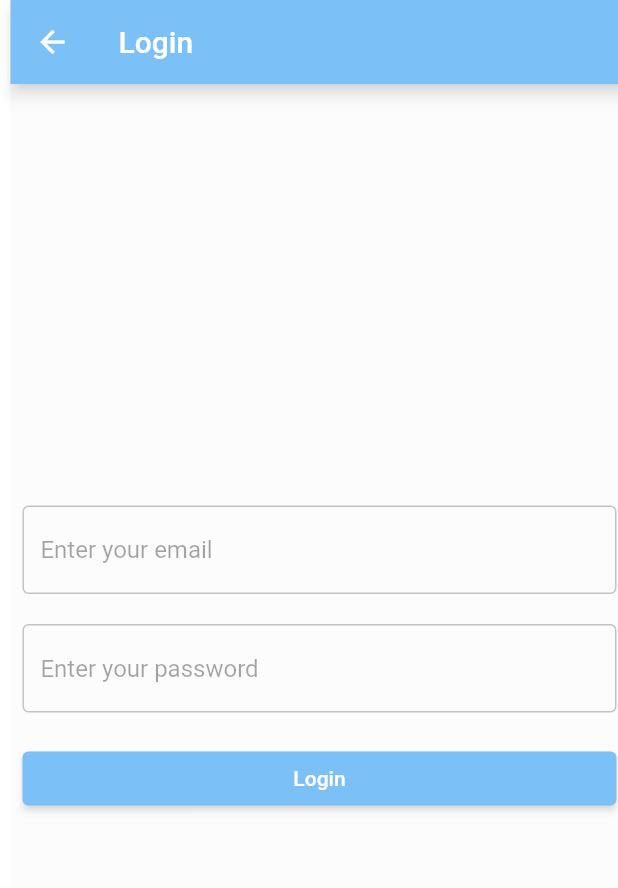
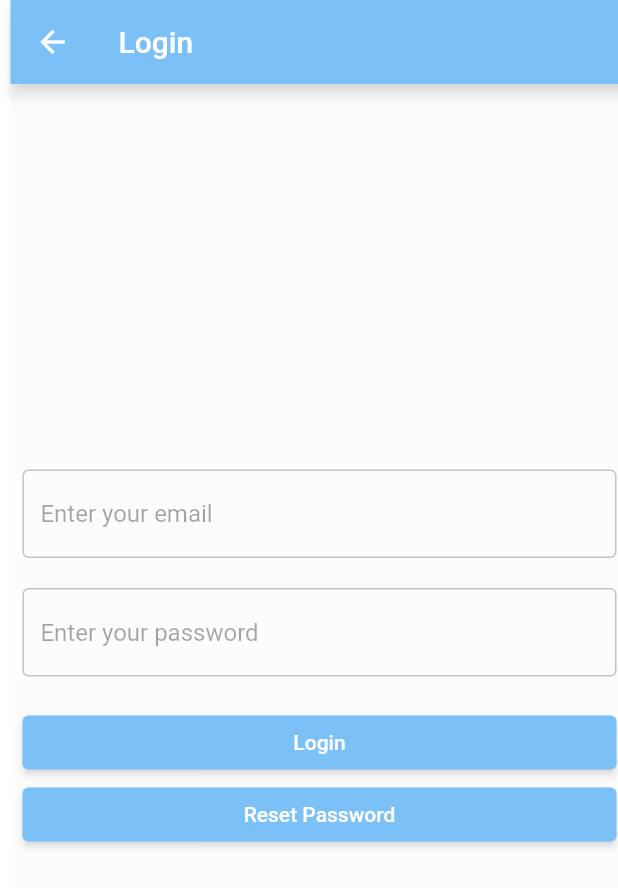
Before and after one commit to surajadkhari/firebase_riverpod, a Flutter app: the screen it shows after launch, after a tap on "Login", on a phone screen of 412 x 824 dp. Shown: the top 888 px of the screen. Run offline on Flutter 3.47's test engine with Material 2 defaults, Android fonts, the phone set to English and light mode, and no system bars; our stand-ins replace cloud_firestore, firebase_auth, firebase_core, flutter_riverpod; accounts and stored records are empty; network calls fail.

Commit message:
Add elevated Password reset button in Login form redirect to Passwordset page

```diff
--- a/lib/forms/forgot_password.dart
+++ b/lib/forms/forgot_password.dart
@@ -28,6 +28,7 @@ class _ForgotPasswordState extends State<ForgotPassword> {
           ElevatedButton(
             onPressed: () {
               AuthService().passwordReset(email: _emailController.text);
+              Navigator.of(context).pop();
             },
             child: Text("Sent Password Reset Email"),
           )
--- a/lib/forms/loginForm.dart
+++ b/lib/forms/loginForm.dart
@@ -79,6 +79,7 @@ class _LoginFormState extends State<LoginForm> {
                   },
                   child: Text("Login"),
                 ),
+                ElevatedButton(onPressed: (){}, child: Text("Reset Password"))
               ],
             ),
           ),
```
